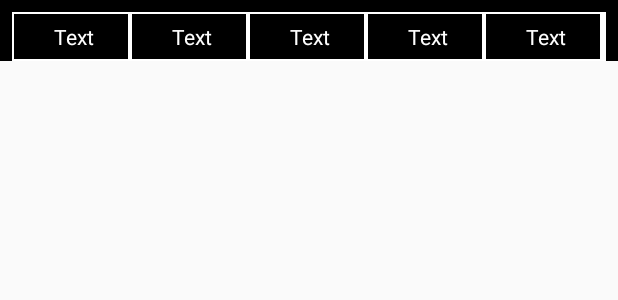
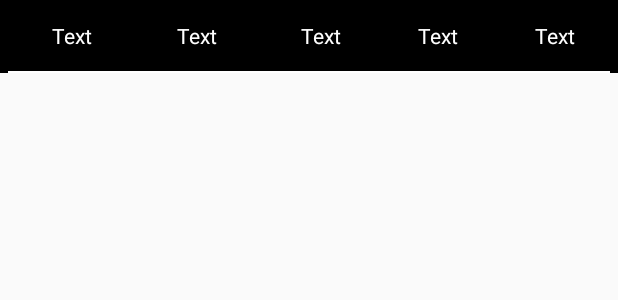
Before and after one commit to WebdocTech/ForumAppKotlin, an Android app: the layout model_my_property_payment.xml on its own in the app's theme, with its tools: preview values and no code run, on a phone screen of 412 x 824 dp. Shown: the top 300 px of the screen. Run offline under Robolectric (Android 15) with nearby library versions, the light colour scheme and no system bars.

Commit message:
add comas in amounts

```diff
--- a/app/src/main/java/com/webdoc/Adapters/GetPropertiesAdapter.kt
+++ b/app/src/main/java/com/webdoc/Adapters/GetPropertiesAdapter.kt
@@ -11,6 +11,7 @@ import androidx.recyclerview.widget.RecyclerView
 import com.webdoc.ApiResponseModels.GetPropertiesResponse.GetPropertiesResponse
 import com.webdoc.Fragments.home.PropertyDetailActivity
 import com.webdoc.theforum.R
+import java.text.DecimalFormat
 
 class GetPropertiesAdapter(var context: Context,var getPropResponse: GetPropertiesResponse) :
     RecyclerView.Adapter<GetPropertiesAdapter.MyViewHolder>() {
@@ -40,11 +41,14 @@ class GetPropertiesAdapter(var context: Context,var getPropResponse: GetProperti
         val projectName= getPropResponse!!.result!!.get(position).projectName
         val projectCompany= getPropResponse!!.result!!.get(position).projectCompany
 
+        val formatter = DecimalFormat("#,###,###")
+        val totalpayformat: String = formatter.format(getPropResponse!!.result!!.get(position).totalAmount!!.toInt())
+
         holder.tv_prop_name!!.setText(
             getPropResponse!!.result!!.get(position).name
         )
         holder.tv_prop_price!!.setText(
-            "Price:\t" + getPropResponse!!.result!!.get(position).totalAmount
+            "Price:\t" + totalpayformat
         )
         holder.tv_prop_area!!.setText(
             "Area:\t" + getPropResponse!!.result!!.get(position).areainSquareFoot +"sq"
--- a/app/src/main/java/com/webdoc/Adapters/MyPropertyAdapter.kt
+++ b/app/src/main/java/com/webdoc/Adapters/MyPropertyAdapter.kt
@@ -15,6 +15,7 @@ import com.webdoc.ApiResponseModels.MyPropertyResponse.PaymentDetail
 import com.webdoc.Essentials.Global
 import com.webdoc.Fragments.myproperty.MyPropDetailActivity
 import com.webdoc.theforum.R
+import java.text.DecimalFormat
 
 class MyPropertyAdapter(var context: Context, var myPropertyResponse: MyPropertyResponse) :
     RecyclerView.Adapter<MyPropertyAdapter.MyViewHolder>() {
@@ -68,6 +69,9 @@ class MyPropertyAdapter(var context: Context, var myPropertyResponse: MyProperty
             holder.tv_myProp_nextPayDate!!.visibility = View.GONE
             holder.tv_status_myProp!!.setTextColor(Color.GREEN)
         }
+
+
+
         holder.tv_myProp_name!!.setText(name)
         holder.tv_myProp_description!!.setText(description)
         holder.tv_myProp_purchDate!!.setText(purchaseDate)
--- a/app/src/main/java/com/webdoc/Fragments/home/PropertyDetailActivity.kt
+++ b/app/src/main/java/com/webdoc/Fragments/home/PropertyDetailActivity.kt
@@ -27,6 +27,7 @@ import com.denzcoskun.imageslider.models.SlideModel
 import com.webdoc.Essentials.PreferencesNew
 import com.webdoc.theforum.R
 import com.webdoc.theforum.databinding.ActivityPropertyDetailBinding
+import java.text.DecimalFormat
 
 
 class PropertyDetailActivity : AppCompatActivity() {
@@ -92,9 +93,11 @@ class PropertyDetailActivity : AppCompatActivity() {
         edit = prefs.edit()
 
         userid = prefs.getString(PreferencesNew.KEY_ApplicationUserId, "").toString()
+        val formatter = DecimalFormat("#,###,###")
+        val totalpayformat: String = formatter.format(totalAmount!!.toInt())
 
         binding.tvArea.setText(areainSquareFoot + "sq")
-        binding.tvPrice.setText(totalAmount)
+        binding.tvPrice.setText(totalpayformat)
         binding.tvDescription.setText(description)
         binding.tvName.setText(name)
 
--- a/app/src/main/res/layout/model_my_property_payment.xml
+++ b/app/src/main/res/layout/model_my_property_payment.xml
@@ -11,10 +11,8 @@
         android:id="@+id/tbl_ll"
         android:layout_width="match_parent"
         android:layout_height="match_parent"
-        android:layout_marginStart="8dp"
-        android:layout_marginTop="8dp"
-        android:layout_marginEnd="8dp"
-        android:background="@color/white"
+        android:layout_margin="5dp"
+        android:background="@color/black"
         android:gravity="center"
         android:stretchColumns="0,1,2,3,4"
         app:layout_constraintEnd_toEndOf="parent"
@@ -22,16 +20,16 @@
         app:layout_constraintTop_toTopOf="parent">
 
 
-
         <TableRow
             android:layout_width="wrap_content"
             android:layout_height="wrap_content"
             android:layout_weight="1"
-            android:background="#ffffff">
+            android:layout_margin="2dp"
+            android:background="#000">
 
             <TextView
                 android:id="@+id/tv_pay_date"
-                android:layout_width="match_parent"
+                android:layout_width="50dp"
                 android:layout_height="wrap_content"
                 android:layout_column="0"
                 android:layout_margin="1dp"
@@ -43,7 +41,7 @@
 
             <TextView
                 android:id="@+id/tv_pay_transId"
-                android:layout_width="match_parent"
+                android:layout_width="60dp"
                 android:layout_height="wrap_content"
                 android:layout_column="1"
                 android:layout_margin="1dp"
@@ -55,7 +53,7 @@
 
             <TextView
                 android:id="@+id/tv_pay_debit"
-                android:layout_width="match_parent"
+                android:layout_width="50dp"
                 android:layout_height="wrap_content"
                 android:layout_column="2"
                 android:layout_margin="1dp"
@@ -67,7 +65,7 @@
 
             <TextView
                 android:id="@+id/tv_pay_credit"
-                android:layout_width="match_parent"
+                android:layout_width="50dp"
                 android:layout_height="wrap_content"
                 android:layout_column="3"
                 android:layout_margin="1dp"
@@ -79,7 +77,7 @@
 
             <TextView
                 android:id="@+id/tv_pay_balance"
-                android:layout_width="match_parent"
+                android:layout_width="50dp"
                 android:layout_height="wrap_content"
                 android:layout_column="4"
                 android:layout_margin="1dp"
@@ -93,7 +91,14 @@
 
     </TableLayout>
 
-
+    <View
+        android:layout_width="match_parent"
+        android:layout_height="1dp"
+        android:layout_margin="5dp"
+        android:background="@color/white"
+        app:layout_constraintEnd_toEndOf="parent"
+        app:layout_constraintStart_toStartOf="parent"
+        app:layout_constraintTop_toBottomOf="@+id/tbl_ll" />
     <TextView
         android:id="@+id/tv_pay_remarks"
         android:layout_width="wrap_content"
```
Also changed, not shown: app/src/main/java/com/webdoc/Adapters/MyPropertyPaymentAdapter.kt (+8 -4 lines), app/src/main/java/com/webdoc/Fragments/home/FullPaymentFragment.kt (+11 -4 lines), app/src/main/java/com/webdoc/Fragments/home/InstallmentPlanFragment.kt (+13 -6 lines), app/src/main/java/com/webdoc/Fragments/myproperty/MyPropDetailActivity.kt (+6 -1 lines), app/src/main/res/layout/activity_my_prop_detail.xml (+22 -21 lines).
